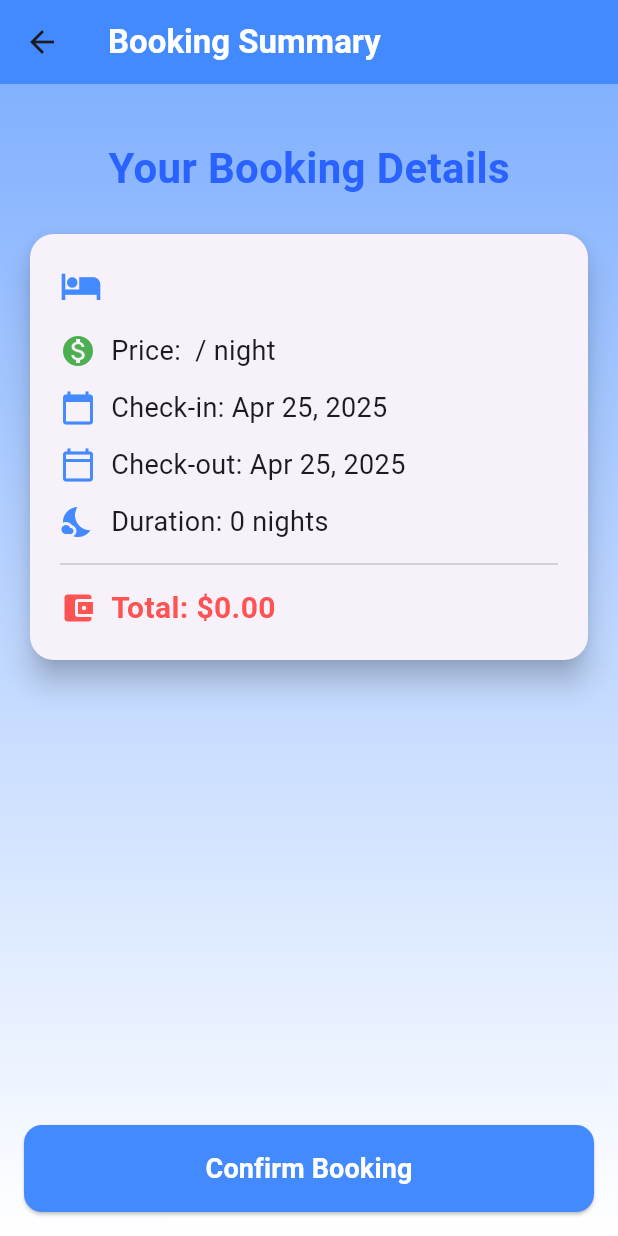
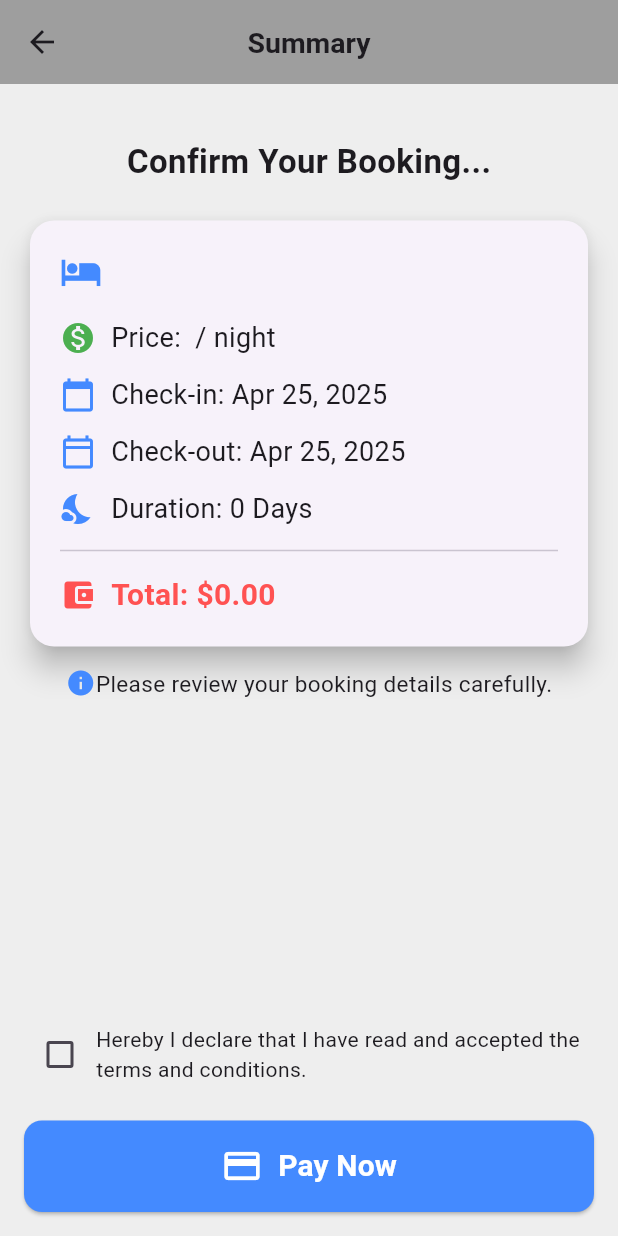
Before and after one commit to WickramaarachchiBS/CGP-TRAVO, a Flutter app: the Summary screen opened directly with empty values, on a phone screen of 412 x 824 dp. Run offline on Flutter 3.47's test engine with Material 3 defaults, Android fonts, the phone set to English and light mode, and no system bars; our stand-ins replace cached_network_image, cloud_firestore, firebase_auth, firebase_core, geocoding, geolocator and 3 more; accounts and stored records are empty.

Commit message:
summary page done

```diff
--- a/lib/screens/booking_summary_screen.dart
+++ b/lib/screens/booking_summary_screen.dart
@@ -24,6 +24,8 @@ class Summary extends StatefulWidget {
 }
 
 class _SummaryState extends State<Summary> {
+  bool checkBoxState = false;
+
   @override
   Widget build(BuildContext context) {
     final dateFormat = DateFormat('MMM dd, yyyy');
@@ -31,23 +33,20 @@ class _SummaryState extends State<Summary> {
     return Scaffold(
       appBar: AppBar(
         title: const Text(
-          'Booking Summary',
+          'Summary',
           style: TextStyle(
+            fontSize: 19,
             fontWeight: FontWeight.bold,
-            color: Colors.white,
           ),
         ),
-        backgroundColor: Colors.blueAccent,
+        backgroundColor: Colors.grey,
+        centerTitle: true,
         elevation: 0,
       ),
       body: SafeArea(
         child: Container(
           decoration: BoxDecoration(
-            gradient: LinearGradient(
-              colors: [Colors.blueAccent.shade100, Colors.white],
-              begin: Alignment.topCenter,
-              end: Alignment.bottomCenter,
-            ),
+            color: Colors.grey[200],
           ),
           child: Padding(
             padding: const EdgeInsets.all(16.0),
@@ -57,11 +56,10 @@ class _SummaryState extends State<Summary> {
                 const SizedBox(height: 20),
                 Center(
                   child: Text(
-                    'Your Booking Details',
+                    'Confirm Your Booking...',
                     style: TextStyle(
-                      fontSize: 28,
+                      fontSize: 22,
                       fontWeight: FontWeight.bold,
-                      color: Colors.blueAccent.shade700,
                     ),
                   ),
                 ),
@@ -130,7 +128,7 @@ class _SummaryState extends State<Summary> {
                             Icon(Icons.nights_stay, color: Colors.blueAccent, size: 24),
                             const SizedBox(width: 10),
                             Text(
-                              'Duration: ${widget.numOfDays} night${widget.numOfDays != 1 ? 's' : ''}',
+                              'Duration: ${widget.numOfDays} Day${widget.numOfDays != 1 ? 's' : ''}',
                               style: const TextStyle(fontSize: 18),
                             ),
                           ],
@@ -154,14 +152,58 @@ class _SummaryState extends State<Summary> {
                     ),
                   ),
                 ),
+                const SizedBox(height: 10),
+                Container(
+                  margin: const EdgeInsets.symmetric(horizontal: 10.0),
+                  child: Row(
+                    mainAxisAlignment: MainAxisAlignment.center,
+                    children: [
+                      const Icon(Icons.info, color: Colors.blueAccent, size: 20),
+                      const Text(
+                        'Please review your booking details carefully.',
+                        style: TextStyle(fontSize: 15),
+                      ),
+                    ],
+                  ),
+                ),
                 const Spacer(),
+                Row(
+                  children: [
+                    Checkbox(
+                      value: checkBoxState,
+                      onChanged: (value) {
+                        setState(() {
+                          checkBoxState = value!;
+                        });
+                      },
+                      activeColor: Colors.blueAccent,
+                    ),
+                    Expanded(
+                      child: Text('Hereby I declare that I have read and accepted the terms and conditions.'),
+                    ),
+                  ],
+                ),
+                const SizedBox(height: 20),
                 SizedBox(
                   width: double.infinity,
                   child: ElevatedButton(
                     onPressed: () {
-                      // Add navigation or confirmation logic here
+                      if (!checkBoxState) {
+                        print('Checkbox not checked');
+                        ScaffoldMessenger.of(context).showSnackBar(
+                          const SnackBar(
+                            content: Text('Please accept the terms and conditions.'),
+                          ),
+                        );
+                        return;
+                      }
+                      // Proceed with payment or booking confirmation
+                      print('Checkbox checked');
+
                       ScaffoldMessenger.of(context).showSnackBar(
-                        const SnackBar(content: Text('Booking Confirmed!')),
+                        const SnackBar(
+                          content: Text('Booking Confirmed!'),
+                        ),
                       );
                     },
                     style: ElevatedButton.styleFrom(
@@ -171,13 +213,20 @@ class _SummaryState extends State<Summary> {
                         borderRadius: BorderRadius.circular(12),
                       ),
                     ),
-                    child: const Text(
-                      'Confirm Booking',
-                      style: TextStyle(
-                        fontSize: 18,
-                        fontWeight: FontWeight.bold,
-                        color: Colors.white,
-                      ),
+                    child: Row(
+                      mainAxisAlignment: MainAxisAlignment.center,
+                      children: [
+                        const Icon(Icons.credit_card, color: Colors.white, size: 28),
+                        const SizedBox(width: 10),
+                        const Text(
+                          'Pay Now',
+                          style: TextStyle(
+                            fontSize: 20,
+                            fontWeight: FontWeight.bold,
+                            color: Colors.white,
+                          ),
+                        ),
+                      ],
                     ),
                   ),
                 ),
--- a/pubspec.yaml
+++ b/pubspec.yaml
@@ -46,6 +46,7 @@ dependencies:
   http: ^1.3.0
   syncfusion_flutter_datepicker: ^29.1.39
   marquee: ^2.3.0
+  flutter_stripe: ^11.5.0
 
 dev_dependencies:
   flutter_test:
```
Also changed, not shown: pubspec.lock, 8 other files.
